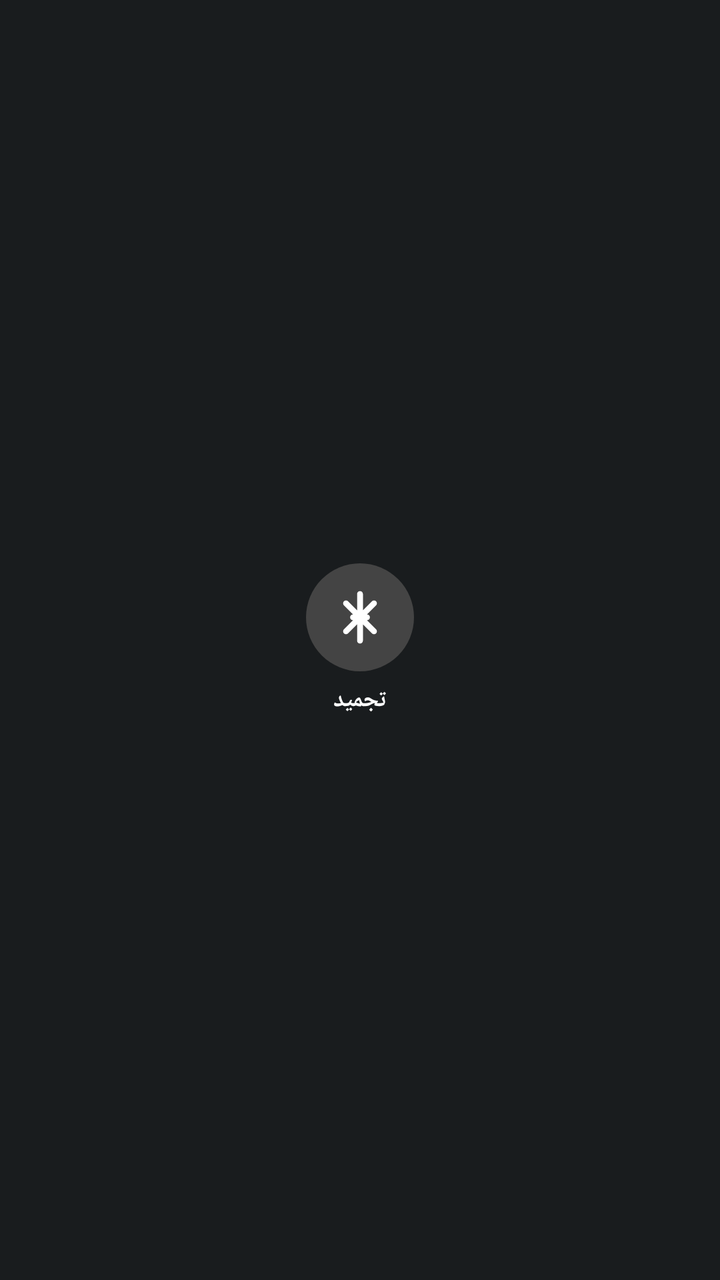
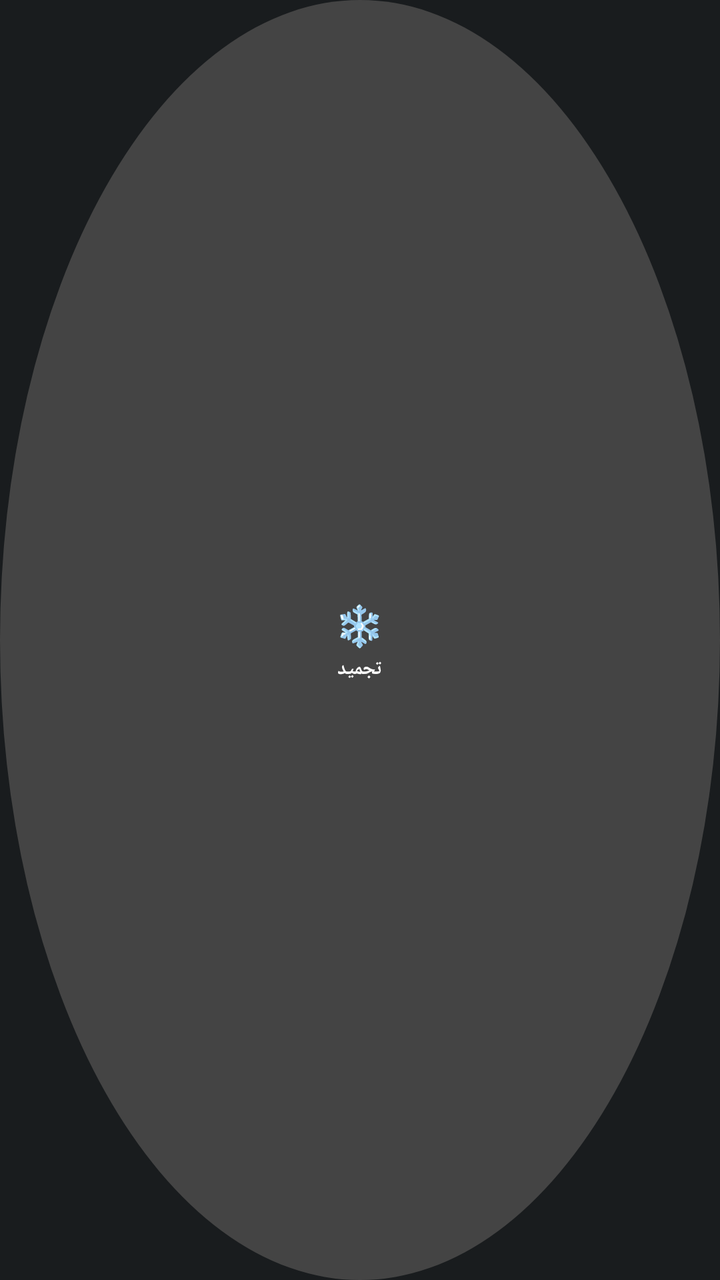

The first picture is an Android layout as it rendered before a commit; the second is the same layout after the commit. The layout source and the unified diff follow.
<!-- AndroidManifest.xml: application theme android:Theme.DeviceDefault.NoActionBar -->
<!-- res/layout/widget_layout.xml -->
<?xml version="1.0" encoding="utf-8"?>
<LinearLayout xmlns:android="http://schemas.android.com/apk/res/android"
    android:id="@+id/widgetLayout"
    android:layout_width="match_parent"
    android:layout_height="match_parent"
    android:gravity="center"
    android:orientation="vertical"
    android:padding="4dp">

    <FrameLayout
        android:id="@+id/widgetIconBg"
        android:layout_width="54dp"
        android:layout_height="54dp"
        android:background="@drawable/widget_circle_normal">

        <ImageView
            android:layout_width="28dp"
            android:layout_height="28dp"
            android:layout_gravity="center"
            android:src="@drawable/ic_freeze" />
    </FrameLayout>

    <TextView
        android:id="@+id/widgetText"
        android:layout_width="wrap_content"
        android:layout_height="wrap_content"
        android:layout_marginTop="6dp"
        android:text="تجميد"
        android:textColor="#FFFFFF"
        android:textSize="12sp"
        android:textStyle="bold" />
</LinearLayout>
<!-- resources referenced by this layout -->
<resources>
  <!-- drawable ic_freeze (drawable) -->
  <vector xmlns:android="http://schemas.android.com/apk/res/android"
      android:width="24dp" android:height="24dp"
      android:viewportWidth="24" android:viewportHeight="24">
      <path android:fillColor="#00000000" android:pathData="M12,2L12,22 M6,6L18,18 M18,6L6,18 M9,12H15" strokeColor="#FFFFFF" strokeWidth="2.5" strokeLineCap="round"/>
  </vector>
  <!-- drawable widget_circle_normal (drawable) -->
  <shape xmlns:android="http://schemas.android.com/apk/res/android"
      android:shape="oval">
      <solid android:color="#444444"/>
  </shape>
</resources>

<!-- the commit's change to res/layout/widget_layout.xml (unified diff, before → after) -->
@@ -3,30 +3,25 @@
     android:id="@+id/widgetLayout"
     android:layout_width="match_parent"
     android:layout_height="match_parent"
+    android:background="@drawable/widget_circle_normal"
     android:gravity="center"
     android:orientation="vertical"
-    android:padding="4dp">
+    android:padding="2dp">
 
-    <FrameLayout
-        android:id="@+id/widgetIconBg"
-        android:layout_width="54dp"
-        android:layout_height="54dp"
-        android:background="@drawable/widget_circle_normal">
-
-        <ImageView
-            android:layout_width="28dp"
-            android:layout_height="28dp"
-            android:layout_gravity="center"
-            android:src="@drawable/ic_freeze" />
-    </FrameLayout>
+    <TextView
+        android:id="@+id/widgetIcon"
+        android:layout_width="wrap_content"
+        android:layout_height="wrap_content"
+        android:text="❄️"
+        android:textSize="20sp" />
 
     <TextView
         android:id="@+id/widgetText"
         android:layout_width="wrap_content"
         android:layout_height="wrap_content"
-        android:layout_marginTop="6dp"
+        android:layout_marginTop="2dp"
         android:text="تجميد"
         android:textColor="#FFFFFF"
-        android:textSize="12sp"
+        android:textSize="10sp"
         android:textStyle="bold" />
 </LinearLayout>
<!-- resource entries referenced after the edit -->
@@ -1,11 +1,5 @@
 <!-- resources referenced by this layout -->
 <resources>
-  <!-- drawable ic_freeze (drawable) -->
-  <vector xmlns:android="http://schemas.android.com/apk/res/android"
-      android:width="24dp" android:height="24dp"
-      android:viewportWidth="24" android:viewportHeight="24">
-      <path android:fillColor="#00000000" android:pathData="M12,2L12,22 M6,6L18,18 M18,6L6,18 M9,12H15" strokeColor="#FFFFFF" strokeWidth="2.5" strokeLineCap="round"/>
-  </vector>
   <!-- drawable widget_circle_normal (drawable) -->
   <shape xmlns:android="http://schemas.android.com/apk/res/android"
       android:shape="oval">
